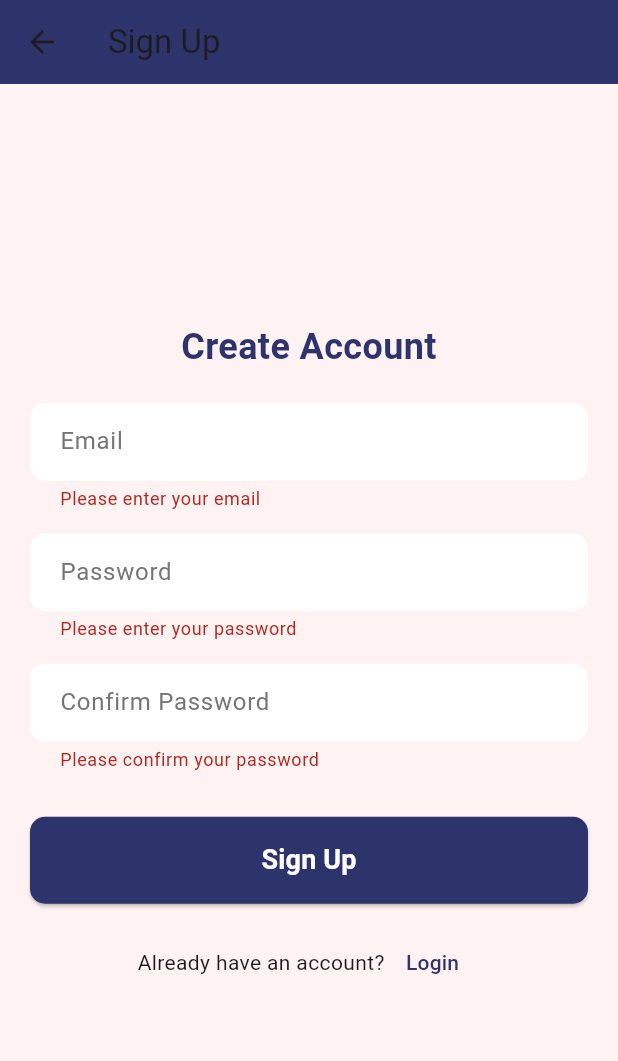
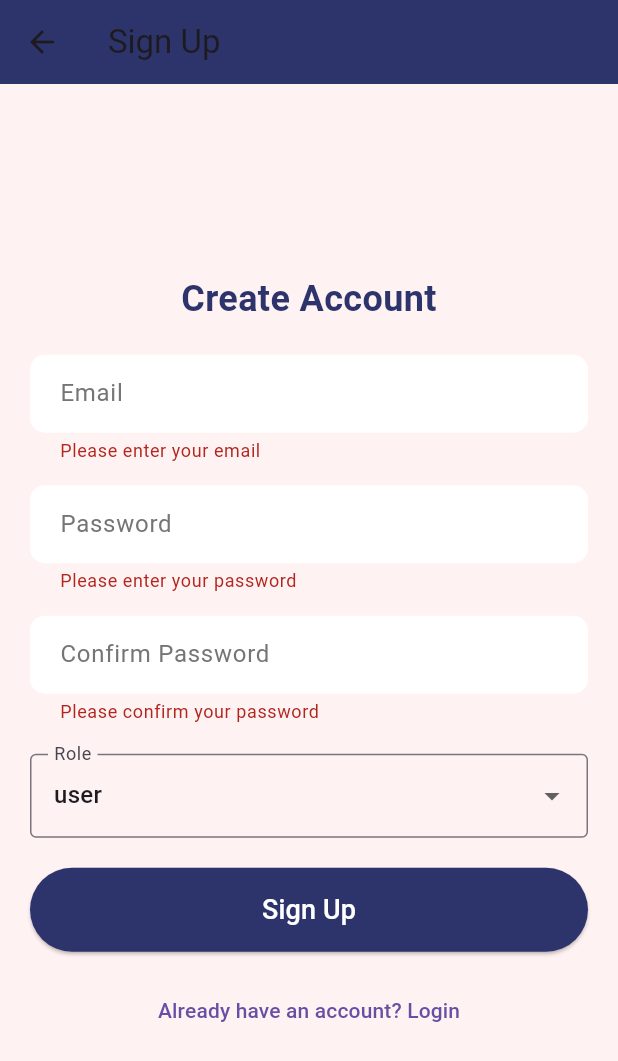
Before and after one commit to Malinda-kawshalya/ShopNGo-Mobile-app, a Flutter app: the SignupScreen screen opened by its route, after a tap on "Sign Up", on a phone screen of 412 x 824 dp. Shown: the top 1061 px of the screen. Run offline on Flutter 3.47's test engine with Material 3 defaults, Android fonts, the phone set to English and light mode, and no system bars; our stand-ins replace cloud_firestore, firebase_auth, firebase_core, firebase_storage, google_sign_in, image_picker; accounts and stored records are empty; network calls fail.

Commit message:
role base sign up

```diff
--- a/shopngo/lib/main.dart
+++ b/shopngo/lib/main.dart
@@ -24,9 +24,8 @@
         primarySwatch: Colors.blue,
         visualDensity: VisualDensity.adaptivePlatformDensity,
       ),
-      initialRoute: '/home', // Set initial route to loading page
-      routes: { ...AppRoutes.routes },
-
+      initialRoute: '/login', // Set initial route to loading page
+      routes: {...AppRoutes.routes},
     );
   }
 }
--- a/shopngo/lib/models/user_model.dart
+++ b/shopngo/lib/models/user_model.dart
@@ -1,15 +1,39 @@
+// lib/models/user_model.dart
+
+enum UserRole { user, seller }
+
 class UserModel {
+  final String? uid;
   final String? name;
   final String? email;
   final String? photoUrl;
+  final UserRole role;
 
-  UserModel({this.name, this.email, this.photoUrl});
+  UserModel({
+    this.uid,
+    this.name,
+    this.email,
+    this.photoUrl,
+    required this.role,
+  });
 
   factory UserModel.fromJson(Map<String, dynamic> json) {
     return UserModel(
-      name: json['name'] as String?,
-      email: json['email'] as String?,
-      photoUrl: json['photoUrl'] as String?,
+      uid: json['uid'],
+      name: json['name'],
+      email: json['email'],
+      photoUrl: json['photoUrl'],
+      role: UserRole.values.byName(json['role']),
     );
   }
+
+  Map<String, dynamic> toJson() {
+    return {
+      'uid': uid,
+      'name': name,
+      'email': email,
+      'photoUrl': photoUrl,
+      'role': role.name,
+    };
+  }
 }
--- a/shopngo/lib/screens/signup_screen.dart
+++ b/shopngo/lib/screens/signup_screen.dart
@@ -1,13 +1,13 @@
-// lib/screens/signup_screen.dart
-
+import 'package:firebase_auth/firebase_auth.dart';
+import 'package:flutter/material.dart';
+import 'package:shopngo/models/user_model.dart';
 import 'package:shopngo/screens/login_screen.dart';
 import 'package:shopngo/services/auth_service.dart';
 import 'package:shopngo/utils/constants.dart';
 import 'package:shopngo/widgets/custom_input_field.dart';
-import 'package:flutter/material.dart';
 
 class SignupScreen extends StatefulWidget {
-  const SignupScreen({super.key});
+  const SignupScreen({Key? key}) : super(key: key);
 
   @override
   State<SignupScreen> createState() => _SignupScreenState();
@@ -21,83 +21,50 @@ class _SignupScreenState extends State<SignupScreen> {
   final _formKey = GlobalKey<FormState>();
   final AuthService _authService = AuthService();
   bool _isLoading = false;
+  UserRole _selectedRole = UserRole.user; // Default role
 
   void _signUp() async {
     if (_formKey.currentState!.validate()) {
-    try {
       setState(() {
         _isLoading = true;
       });
-
       final String email = _emailController.text.trim();
       final String password = _passwordController.text.trim();
 
-      print('Attempting to sign up with email: $email');
+      try {
+        final userCredential = await _authService.signUpWithEmailAndPassword(
+            email, password, _selectedRole);
 
-      final user = await _authService.signUp(
-        email: email,
-        password: password,
-      );
-
-      print('Sign up result: ${user != null ? 'Success' : 'Failed'}'); // Debug print
-
-      if (user != null) {
-        if (!mounted) return;
-
-        print('Showing success message');
-
-        // Show success message and prevent it from being dismissed
-        ScaffoldMessenger.of(context)
-          ..removeCurrentSnackBar()
-          ..showSnackBar(
-            const SnackBar(
-              content: Text('Account created successfully!'),
-              duration: Duration(seconds: 2),
-              behavior: SnackBarBehavior.floating,
-            ),
-          );
-
-        // Wait for snackbar
-        await Future.delayed(const Duration(seconds: 2));
-
-        if (!mounted) return; // Check mounted again after delay
-
-        print('Navigating to home'); // Debug print
-        Navigator.pushReplacementNamed(context, '/home');
-      } else {
-        if (!mounted) return;
-
-        print('Showing failure message');
-        ScaffoldMessenger.of(context)
-          ..removeCurrentSnackBar()
-          ..showSnackBar(
-            const SnackBar(
-              content: Text('Failed to create account. Please try again.'),
-              backgroundColor: Colors.red,
-              behavior: SnackBarBehavior.floating,
-            ),
-          );
-      }
-    } catch (e) {
-      print('Error during sign up: $e');
-
-      if (!mounted) return;
-
-      ScaffoldMessenger.of(context)
-        ..removeCurrentSnackBar()
-        ..showSnackBar(
-          SnackBar(
-            content: Text('Error: ${e.toString()}'),
-            backgroundColor: Colors.red,
-            behavior: SnackBarBehavior.floating,
-          ),
-        );
-    } finally {
-      if (mounted) {
         setState(() {
           _isLoading = false;
         });
+
+        if (userCredential != null) {
+          ScaffoldMessenger.of(context).showSnackBar(
+            const SnackBar(content: Text('Account created successfully!')),
+          );
+          print('User registered: ${userCredential.user?.uid}');
+          Navigator.pushReplacement(
+              context, MaterialPageRoute(builder: (context) => const LoginScreen()));
+        } else {
+          ScaffoldMessenger.of(context).showSnackBar(
+            const SnackBar(content: Text('Failed to create account. Please try again.')),
+          );
         }
+      } on FirebaseAuthException catch (e) {
+        setState(() {
+          _isLoading = false;
+        });
+        ScaffoldMessenger.of(context).showSnackBar(
+          SnackBar(content: Text('Firebase Auth Error: ${e.message}')),
+        );
+      } catch (e) {
+        setState(() {
+          _isLoading = false;
+        });
+        ScaffoldMessenger.of(context).showSnackBar(
+          SnackBar(content: Text('An unexpected error occurred: ${e.toString()}')),
+        );
       }
     }
   }
@@ -169,43 +136,50 @@ void _signUp() async {
                     return null;
                   },
                 ),
-                const SizedBox(height: 30),
+                const SizedBox(height: 20),
+                DropdownButtonFormField<UserRole>(
+                  value: _selectedRole,
+                  items: UserRole.values
+                      .map((UserRole role) => DropdownMenuItem<UserRole>(
+                            value: role,
+                            child: Text(role.toString().split('.').last),
+                          ))
+                      .toList(),
+                  onChanged: (UserRole? newValue) {
+                    setState(() {
+                      _selectedRole = newValue!;
+                    });
+                  },
+                  decoration: const InputDecoration(
+                    labelText: 'Role',
+                    border: OutlineInputBorder(),
+                  ),
+                ),
+                const SizedBox(height: 20),
                 ElevatedButton(
-                  onPressed: _isLoading ? null : _signUp,
+                  onPressed: _signUp,
                   style: ElevatedButton.styleFrom(
                     backgroundColor: kPrimaryColor,
-                    padding: const EdgeInsets.symmetric(vertical: 16),
-                    shape: RoundedRectangleBorder(
-                      borderRadius: BorderRadius.circular(10),
-                    ),
+                    padding: const EdgeInsets.symmetric(vertical: 15),
                   ),
                   child: _isLoading
-                      ? const CircularProgressIndicator(color: Colors.white)
+                      ? const CircularProgressIndicator(
+                          valueColor: AlwaysStoppedAnimation<Color>(Colors.white),
+                        )
                       : const Text(
                           'Sign Up',
-                          style: kButtonTextStyle,
+                          style: TextStyle(fontSize: 18, color: Colors.white),
                         ),
                 ),
                 const SizedBox(height: 15),
-                Row(
-                  mainAxisAlignment: MainAxisAlignment.center,
-                  children: <Widget>[
-                    const Text('Already have an account?'),
                 TextButton(
                   onPressed: () {
                     Navigator.pushReplacement(
                         context,
                         MaterialPageRoute(
-                            builder: (context) => const LoginScreen(),
-                          ),
-                        );
+                            builder: (context) => const LoginScreen()));
                   },
-                      child: const Text(
-                        'Login',
-                        style: TextStyle(color: kPrimaryColor),
-                      ),
-                    ),
-                  ],
+                  child: const Text('Already have an account? Login'),
                 ),
               ],
             ),
```
Also changed, not shown: shopngo/lib/screens/login_screen.dart (+14 -40 lines), shopngo/lib/services/auth_service.dart (+44 -131 lines). Lines whose indentation alone changed are shown as unchanged.
